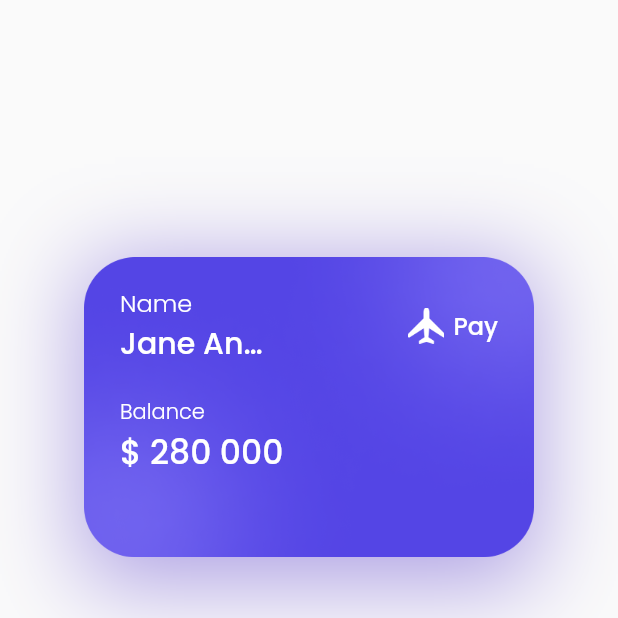
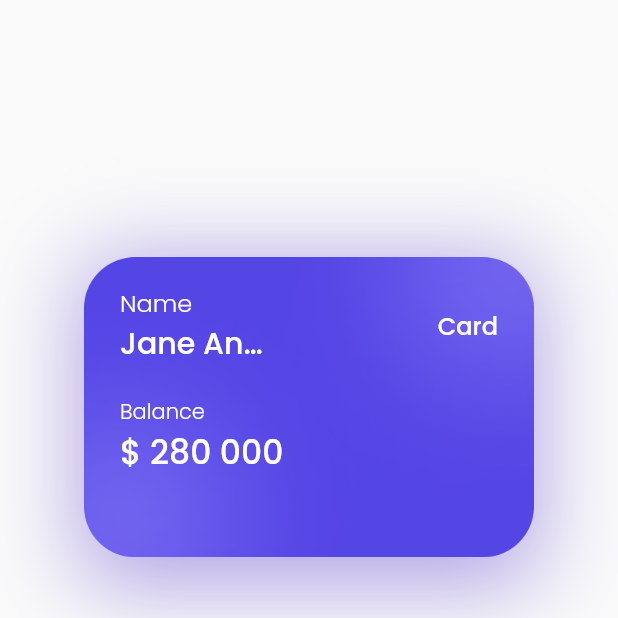
Before and after one commit to thulanijoyisa/Resort, a Flutter app: the BonusPage screen opened directly, on a phone screen of 412 x 824 dp, the top half of it. Run offline on Flutter 3.47's test engine with Material 2 defaults, Android fonts, the phone set to English and light mode, and no system bars; our stand-ins replace bloc, cloud_firestore, equatable, firebase_auth, firebase_core, flutter_bloc and 1 more; accounts and stored records are empty; network calls fail.

Commit message:
second commit

```diff
--- a/lib/ui/pages/bonus_page.dart
+++ b/lib/ui/pages/bonus_page.dart
@@ -46,14 +46,9 @@ class BonusPage extends StatelessWidget {
                     ),
                   ),
                   const Spacer(),
-                  Image.asset(
-                    'assets/icon_plane.png',
-                    width: 24,
-                    height: 24,
-                  ),
                   const SizedBox(width: 6),
                   Text(
-                    'Pay',
+                    'Card',
                     style: whiteTextStyle.copyWith(
                         fontSize: 16, fontWeight: FontWeight.w500),
                   )
```
